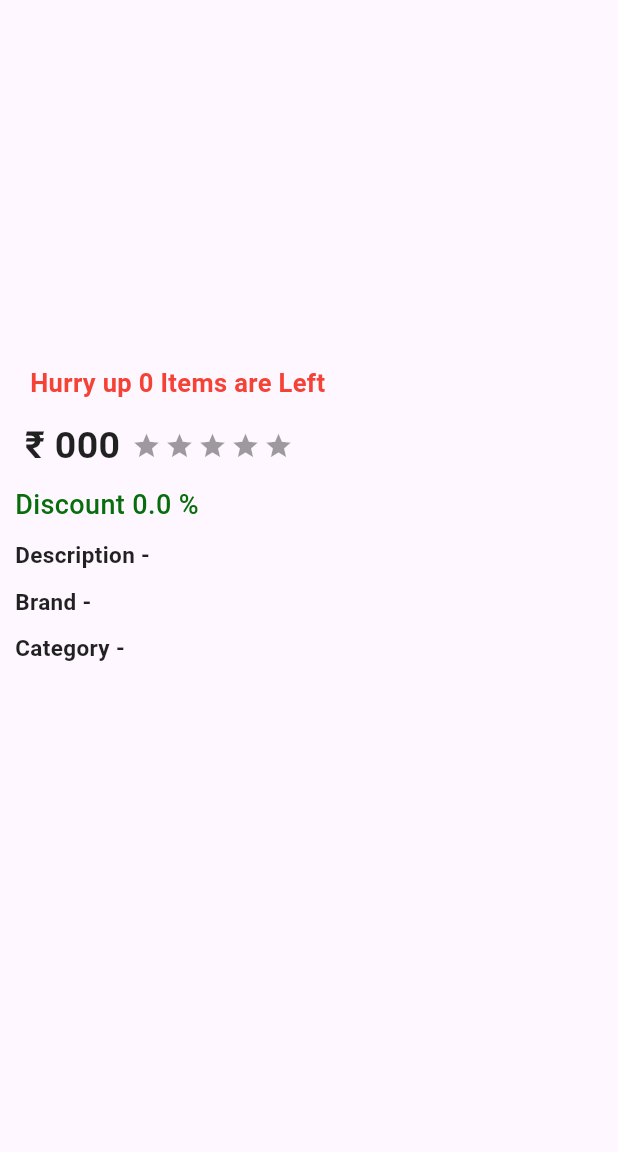
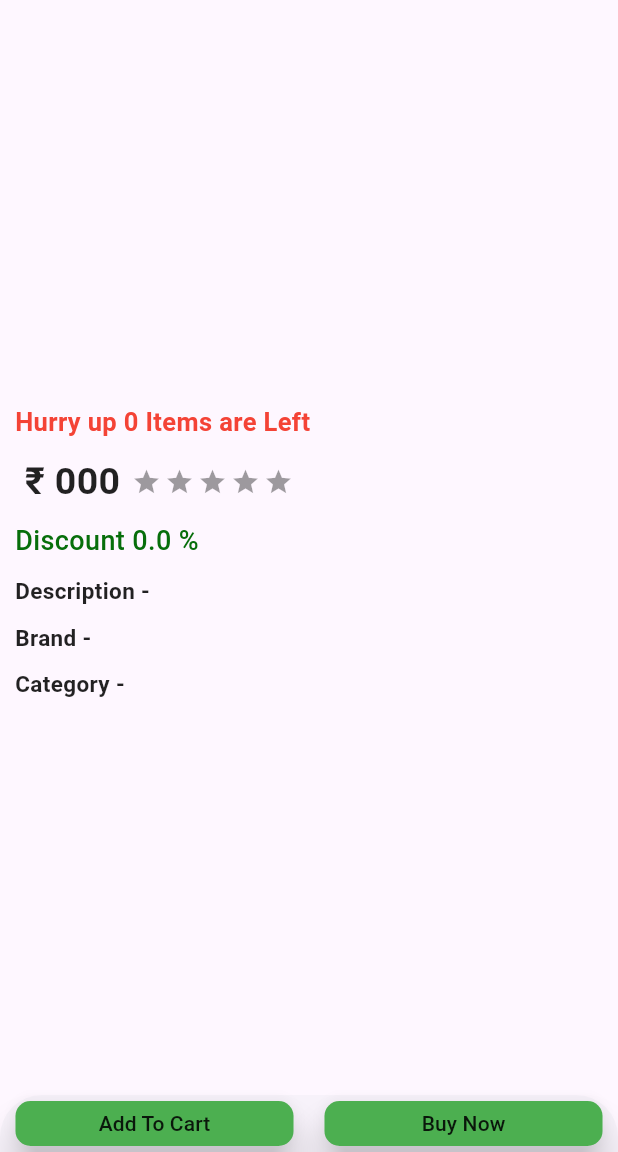
Before and after one commit to Prashant1125/Product_Api, a Flutter app: the ProductDetail screen opened directly with empty values, on a phone screen of 412 x 824 dp, the part 84-1236 px from its top. Run offline on Flutter 3.47's test engine with Material 3 defaults, Android fonts, the light colour scheme and no system bars; drawn by our look-alikes of carousel_slider, flutter_rating_bar; our stand-ins replace cached_network_image; network calls fail.

Commit message:
Detailcard

```diff
--- a/lib/screens/detail.dart
+++ b/lib/screens/detail.dart
@@ -4,6 +4,8 @@ import 'package:flutter/material.dart';
 import 'package:flutter_rating_bar/flutter_rating_bar.dart';
 import 'package:product_api/models/product_model.dart';
 import 'package:product_api/style/textstyle.dart';
+
+import 'home.dart';
 
 class ProductDetail extends StatefulWidget {
   final Products product;
@@ -42,9 +44,10 @@ class _ProductDetailState extends State<ProductDetail> {
                           imageUrl: e.toString(),
                           height: 175,
                           progressIndicatorBuilder:
-                                (context, url, downloadProgress) =>
-                                    CircularProgressIndicator(
+                              (context, url, downloadProgress) => Center(
+                            child: CircularProgressIndicator(
                                 value: downloadProgress.progress),
+                          ),
                           errorWidget: (context, url, error) =>
                               const Icon(Icons.error),
                         ),
@@ -58,8 +61,6 @@ class _ProductDetailState extends State<ProductDetail> {
             const SizedBox(
               height: 10,
             ),
-              Row(
-                children: [
             Text(
               widget.product.title,
               style: titlestyle.copyWith(
@@ -68,17 +69,10 @@ class _ProductDetailState extends State<ProductDetail> {
                   fontFamily: 'Cursive',
                   color: const Color.fromARGB(255, 109, 135, 184)),
             ),
-                  const SizedBox(
-                    width: 10,
-                  ),
             Text(
               'Hurry up ${widget.product.stock} Items are Left',
               style: discountstyle.copyWith(
-                        fontSize: 17,
-                        color: Colors.red,
-                        fontWeight: FontWeight.w600),
-                  )
-                ],
+                  fontSize: 17, color: Colors.red, fontWeight: FontWeight.w600),
             ),
             const SizedBox(
               height: 10,
@@ -132,6 +126,42 @@ class _ProductDetailState extends State<ProductDetail> {
             ),
           ],
         ),
-        ));
+      ),
+      bottomSheet: Expanded(
+        child: Row(
+          mainAxisAlignment: MainAxisAlignment.spaceAround,
+          children: [
+            Card(
+              elevation: 10,
+              child: Container(
+                decoration: BoxDecoration(
+                    color: Colors.green,
+                    borderRadius: BorderRadius.circular(10)),
+                width: mq.width * .45,
+                height: 30,
+                child: MaterialButton(
+                  onPressed: () {},
+                  child: const Text('Add To Cart'),
+                ),
+              ),
+            ),
+            Card(
+              elevation: 10,
+              child: Container(
+                decoration: BoxDecoration(
+                    color: Colors.green,
+                    borderRadius: BorderRadius.circular(10)),
+                width: mq.width * .45,
+                height: 30,
+                child: MaterialButton(
+                  onPressed: () {},
+                  child: const Text('Buy Now'),
+                ),
+              ),
+            ),
+          ],
+        ),
+      ),
+    );
   }
 }
```
Also changed, not shown: lib/screens/home.dart (+21 -32 lines). Lines whose indentation alone changed are shown as unchanged.
